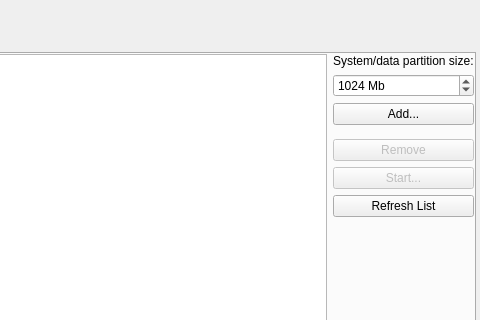
Above: src/plugins/android/androidsettingswidget.ui from qt-creator/qt-creator before the change; both pictures show x 651 to 1131 and y 326 to 646 of the 1131 by 826 pixel window. Below: the same form after it.
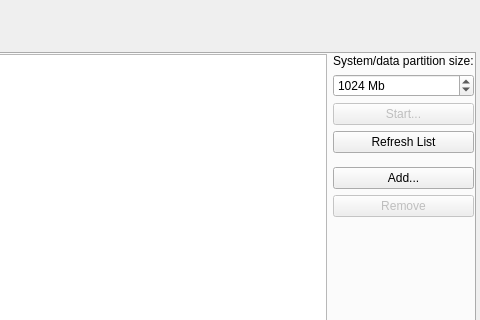
That is the form after the change. Custom widgets are drawn as their Qt base class.

Commit message:
Android: AVD manager move "Start" button up in the layout
The start button being in the middle looks weird and not desired
from a UX perspective.

```diff
--- a/src/plugins/android/androidsettingswidget.ui
+++ b/src/plugins/android/androidsettingswidget.ui
@@ -351,7 +351,10 @@
           </widget>
          </item>
          <item>
-          <widget class="QPushButton" name="AVDAddPushButton">
+          <widget class="QPushButton" name="AVDStartPushButton">
+           <property name="enabled">
+            <bool>false</bool>
+           </property>
            <property name="sizePolicy">
             <sizepolicy hsizetype="Preferred" vsizetype="Fixed">
              <horstretch>0</horstretch>
@@ -359,7 +362,14 @@
             </sizepolicy>
            </property>
            <property name="text">
-            <string>Add...</string>
+            <string>Start...</string>
+           </property>
+          </widget>
+         </item>
+         <item>
+          <widget class="QPushButton" name="AVDRefreshPushButton">
+           <property name="text">
+            <string>Refresh List</string>
            </property>
           </widget>
          </item>
@@ -379,6 +389,19 @@
            </property>
           </spacer>
          </item>
+         <item>
+          <widget class="QPushButton" name="AVDAddPushButton">
+           <property name="sizePolicy">
+            <sizepolicy hsizetype="Preferred" vsizetype="Fixed">
+             <horstretch>0</horstretch>
+             <verstretch>0</verstretch>
+            </sizepolicy>
+           </property>
+           <property name="text">
+            <string>Add...</string>
+           </property>
+          </widget>
+         </item>
          <item>
           <widget class="QPushButton" name="AVDRemovePushButton">
            <property name="enabled">
@@ -395,29 +418,6 @@
            </property>
           </widget>
          </item>
-         <item>
-          <widget class="QPushButton" name="AVDStartPushButton">
-           <property name="enabled">
-            <bool>false</bool>
-           </property>
-           <property name="sizePolicy">
-            <sizepolicy hsizetype="Preferred" vsizetype="Fixed">
-             <horstretch>0</horstretch>
-             <verstretch>0</verstretch>
-            </sizepolicy>
-           </property>
-           <property name="text">
-            <string>Start...</string>
-           </property>
-          </widget>
-         </item>
-         <item>
-          <widget class="QPushButton" name="AVDRefreshPushButton">
-           <property name="text">
-            <string>Refresh List</string>
-           </property>
-          </widget>
-         </item>
          <item>
           <spacer name="verticalSpacer">
            <property name="orientation">
```
